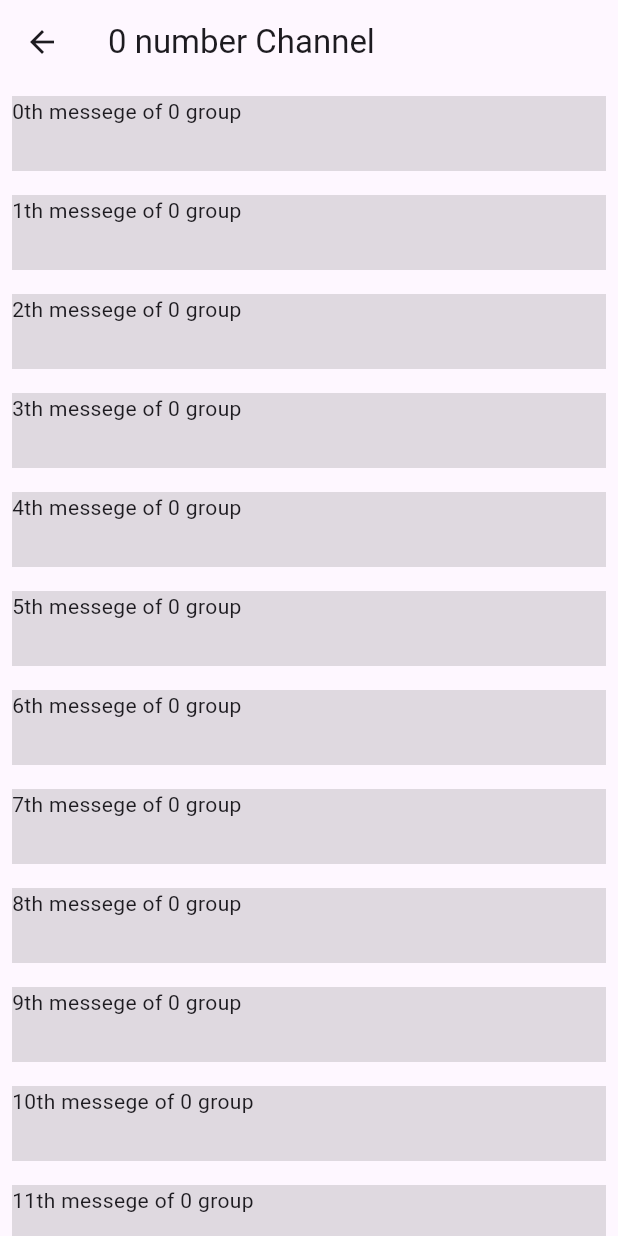
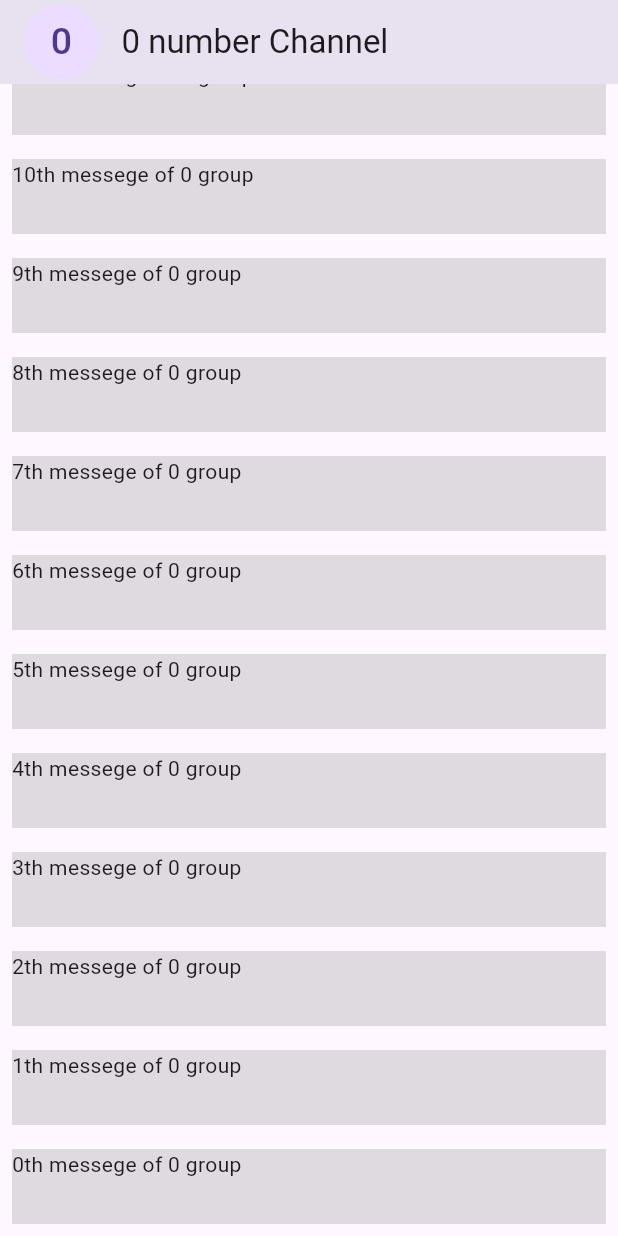
Before and after one commit to sdas204221/notify, a Flutter app: the Home screen opened by its route, after a tap on an icon or button, on a phone screen of 412 x 824 dp. Run offline on Flutter 3.47's test engine with Material 3 defaults, Android fonts, the phone set to English and light mode, and no system bars; our stand-ins replace go_router.

Commit message:
feat(frontend-user): create channel details screen and improve channel functionality
Created `channel_details.dart` screen.
Extracted channel display picture (DP) to `channel_dp.dart` for reusability.
Implemented Hero widget for smooth transition between `channel.dart` and `channel_details.dart`.
Fixed notice list in `channel.dart` to display in the correct order.
Replaced every occurrence of "message" with "notice" and "Message" with "Notice" throughout the project for consistency.

```diff
--- a/frontend/user/notify/lib/controllers/channel_controller.dart
+++ b/frontend/user/notify/lib/controllers/channel_controller.dart
@@ -1,13 +1,17 @@
 class ChannelController {
-  static String getNameById(String id) {
-    return "$id number Channel";
+  static String getNameById(String channelId) {
+    return "$channelId number Channel";
   }
 
-  static List<String> getMessageIdsByChannelId(String id) {
-    List<String> messages = [];
+  static List<String> getNoticeIdsByChannelId(String channelId) {
+    List<String> notices = [];
     for (int i = 0; i < 100; i++) {
-      messages.add(i.toString());
+      notices.add(i.toString());
     }
-    return messages;
+    return notices;
+  }
+
+  static String getChannelDescriptionByChannelId(String channelId) {
+    return channelId * 50;
   }
 }
--- a/frontend/user/notify/lib/main.dart
+++ b/frontend/user/notify/lib/main.dart
@@ -2,6 +2,7 @@ import 'package:flutter/foundation.dart';
 import 'package:flutter/material.dart';
 import 'package:go_router/go_router.dart';
 import 'package:notify/views/screens/channel.dart';
+import 'package:notify/views/screens/channel_details.dart';
 import 'package:notify/views/screens/home.dart';
 import 'package:notify/views/screens/login.dart';
 import 'package:notify/views/screens/register.dart';
@@ -30,12 +31,25 @@ final GoRouter _router = GoRouter(
                 path: "channel",
                 builder: (BuildContext context, GoRouterState state) {
                   try {
-                      return Channel(
+                    return Channel(channelId: state.uri.queryParameters["id"]!);
+                  } catch (e) {
+                    throw Exception("id not found");
+                  }
+                },
+                routes: <RouteBase>[
+                  GoRoute(
+                    path: 'channel_details',
+                    builder: (BuildContext context, GoRouterState state) {
+                      try {
+                        return ChannelDetails(
                             channelId: state.uri.queryParameters["id"]!);
                       } catch (e) {
                         throw Exception("id not found");
                       }
-                  })
+                    },
+                  ),
+                ],
+              )
             ]),
         GoRoute(
           path: 'register',
--- a/frontend/user/notify/lib/views/screens/channel.dart
+++ b/frontend/user/notify/lib/views/screens/channel.dart
@@ -1,7 +1,9 @@
 import 'package:flutter/material.dart';
 import 'package:flutter/widgets.dart';
+import 'package:go_router/go_router.dart';
 import 'package:notify/controllers/channel_controller.dart';
 import 'package:notify/views/widgets/channel/notice.dart';
+import 'package:notify/views/widgets/channel_dp.dart';
 
 class Channel extends StatelessWidget {
   final String channelId;
@@ -9,19 +11,37 @@ class Channel extends StatelessWidget {
 
   @override
   Widget build(BuildContext context) {
-    List<String> messageIds =
-        ChannelController.getMessageIdsByChannelId(channelId);
-    ChannelController.getMessageIdsByChannelId(channelId);
+    List<String> noticeIds =
+        ChannelController.getNoticeIdsByChannelId(channelId);
+    ChannelController.getNoticeIdsByChannelId(channelId);
     return Scaffold(
       appBar: AppBar(
-        title: Text(ChannelController.getNameById(channelId)),
+        automaticallyImplyLeading: false,
+        title: GestureDetector(
+          onTap: () {
+            context.go("/home/channel/channel_details?id=$channelId");
+          },
+          child: Row(
+            children: [
+              Hero(
+                  tag: "${channelId}dp",
+                  child: ChannelDp(
+                    channelId: channelId,
+                    size: 25,
+                  )),
+              const SizedBox(width: 15),
+              Text(ChannelController.getNameById(channelId)),
+            ],
+          ),
+        ),
       ),
       body: ListView.builder(
-        itemCount: messageIds.length,
+        reverse: true,
+        itemCount: noticeIds.length,
         itemBuilder: (context, index) {
           return Notice(
             channelId: channelId,
-            messageId: messageIds[index],
+            noticeId: noticeIds[index],
           );
         },
       ),
--- /dev/null
+++ b/frontend/user/notify/lib/views/screens/channel_details.dart
@@ -0,0 +1,40 @@
+import 'package:flutter/material.dart';
+import 'package:notify/controllers/channel_controller.dart';
+import 'package:notify/views/widgets/channel_dp.dart';
+
+class ChannelDetails extends StatelessWidget {
+  final String channelId;
+  const ChannelDetails({super.key, required this.channelId});
+
+  @override
+  Widget build(BuildContext context) {
+    return Scaffold(
+      appBar: AppBar(
+          //title: Text("channel details"),
+          ),
+      body: ListView(
+        //crossAxisAlignment: CrossAxisAlignment.start,
+        children: [
+          Hero(
+              tag: "${channelId}dp",
+              child: Center(child: ChannelDp(channelId: channelId, size: 130))),
+          Center(
+            child: Padding(
+              padding: const EdgeInsets.fromLTRB(0, 8, 0, 30),
+              child: Text(
+                ChannelController.getNameById(channelId),
+                style: const TextStyle(fontSize: 30),
+              ),
+            ),
+          ),
+          const Text(
+            "Description",
+            style: TextStyle(fontSize: 20),
+          ),
+          const Divider(),
+          Text(ChannelController.getChannelDescriptionByChannelId(channelId)),
+        ],
+      ),
+    );
+  }
+}
--- a/frontend/user/notify/lib/views/screens/home.dart
+++ b/frontend/user/notify/lib/views/screens/home.dart
@@ -9,6 +9,7 @@ class Home extends StatelessWidget {
   Widget build(BuildContext context) {
     return Scaffold(
       appBar: AppBar(
+        automaticallyImplyLeading: false,
         title: const Text('Welcome User'),
       ),
       body: ListView.builder(
--- a/frontend/user/notify/lib/views/widgets/channel/notice.dart
+++ b/frontend/user/notify/lib/views/widgets/channel/notice.dart
@@ -2,9 +2,9 @@ import 'package:flutter/material.dart';
 import 'package:flutter/widgets.dart';
 
 class Notice extends StatelessWidget {
-  final String messageId;
+  final String noticeId;
   final String channelId;
-  const Notice({super.key, required this.messageId, required this.channelId});
+  const Notice({super.key, required this.noticeId, required this.channelId});
 
   @override
   Widget build(BuildContext context) {
@@ -13,7 +13,7 @@ class Notice extends StatelessWidget {
       child: Container(
         color: Theme.of(context).focusColor,
         height: 50,
-        child: Text("${messageId}th messege of $channelId group"),
+        child: Text("${noticeId}th messege of $channelId group"),
       ),
     );
   }
--- /dev/null
+++ b/frontend/user/notify/lib/views/widgets/channel_dp.dart
@@ -0,0 +1,19 @@
+import 'package:flutter/material.dart';
+import 'package:notify/controllers/channel_controller.dart';
+
+class ChannelDp extends StatelessWidget {
+  final String channelId;
+  final double size;
+  const ChannelDp({super.key, required this.channelId, required this.size});
+
+  @override
+  Widget build(BuildContext context) {
+    return CircleAvatar(
+      radius: size,
+      child: Text(
+        ChannelController.getNameById(channelId)[0],
+        style: TextStyle(fontSize: size),
+      ),
+    );
+  }
+}
--- a/frontend/user/notify/lib/views/widgets/home/channel_tile.dart
+++ b/frontend/user/notify/lib/views/widgets/home/channel_tile.dart
@@ -2,6 +2,7 @@ import 'package:flutter/foundation.dart';
 import 'package:flutter/material.dart';
 import 'package:go_router/go_router.dart';
 import 'package:notify/controllers/channel_controller.dart';
+import 'package:notify/views/widgets/channel_dp.dart';
 
 class ChannelTile extends StatelessWidget {
   final String channelId;
@@ -30,12 +31,9 @@ class ChannelTile extends StatelessWidget {
             padding: const EdgeInsets.symmetric(vertical: 8),
             child: Row(
               children: [
-                CircleAvatar(
-                  radius: 30,
-                  child: Text(
-                    channelName[0],
-                    style: const TextStyle(fontSize: 30),
-                  ),
+                ChannelDp(
+                  channelId: channelId,
+                  size: 30,
                 ),
                 const SizedBox(
                   width: 10,
```
Lines whose indentation alone changed are shown as unchanged.
